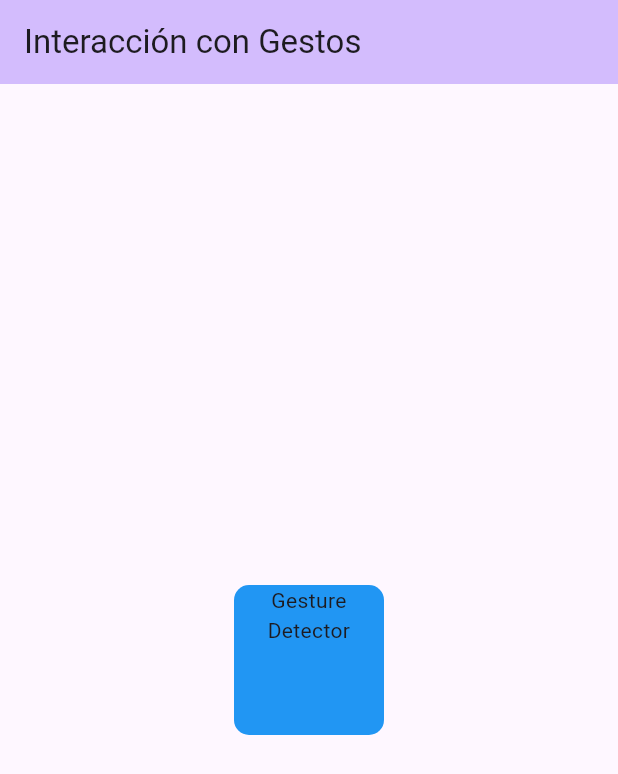
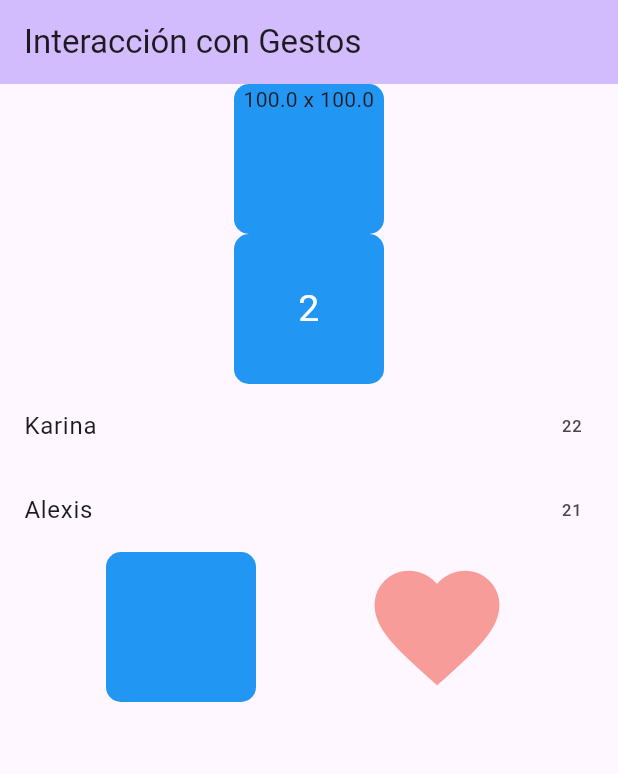
Before and after one commit to j2deme/Flutter-Repos, a Flutter app: the screen it shows after launch, on a phone screen of 412 x 824 dp. Shown: the top 774 px of the screen. Run offline on Flutter 3.47's test engine with Material 3 defaults, Android fonts, the light colour scheme and no system bars; our stand-ins replace community_material_icon.

Commit message:
Añade uso de GestureDetector, Dismissible y widgets de animación

```diff
--- a/interaction_v/lib/main.dart
+++ b/interaction_v/lib/main.dart
@@ -1,3 +1,5 @@
+import 'dart:async';
+
 import 'package:flutter/material.dart';
 
 void main() {
@@ -36,16 +38,32 @@ class _MyHomePageState extends State<MyHomePage> {
   double h = 100;
   double r = 10;
 
+  List<Map<String, dynamic>> alumnos = [
+    {"nombre": "Karina", "edad": 22},
+    {"nombre": "Alexis", "edad": 21},
+    /*{"nombre": "Xally", "edad": 21},
+    {"nombre": "Esteban", "edad": 23},
+    {"nombre": "Mike", "edad": 22},*/
+  ];
+
+  int segundo = 0;
+
   @override
   Widget build(BuildContext context) {
+    Timer.periodic(const Duration(seconds: 1), (timer) {
+      setState(() {
+        segundo = DateTime.now().second;
+      });
+    });
+
     return Scaffold(
       appBar: AppBar(
         backgroundColor: Theme.of(context).colorScheme.inversePrimary,
         title: Text(widget.title),
       ),
       body: Center(
-        child: Column(
-          mainAxisAlignment: MainAxisAlignment.spaceAround,
+        child: ListView(
+          //mainAxisAlignment: MainAxisAlignment.spaceAround,
           children: <Widget>[
             Row(
               mainAxisAlignment: MainAxisAlignment.center,
@@ -58,8 +76,8 @@ class _MyHomePageState extends State<MyHomePage> {
                       color: color,
                       borderRadius: BorderRadius.circular(r),
                     ),
-                      child: const Text(
-                        "Gesture Detector",
+                    child: Text(
+                      "$w x $h",
                       textAlign: TextAlign.center,
                     ),
                   ),
@@ -69,7 +87,99 @@ class _MyHomePageState extends State<MyHomePage> {
                           ? Colors.deepPurple
                           : Colors.blue;
                     });
-                    })
+                  },
+                  onHorizontalDragUpdate: (details) {
+                    setState(() {
+                      //if (w > 30) {
+                      w += details.primaryDelta!;
+                      //}
+                    });
+                  },
+                  onVerticalDragUpdate: (details) {
+                    setState(() {
+                      h += details.primaryDelta!;
+                    });
+                  },
+                  onDoubleTap: () {
+                    setState(() {
+                      w = 100;
+                      h = 100;
+                      color = Colors.blue;
+                    });
+                  },
+                ),
+              ],
+            ),
+            Row(
+              mainAxisAlignment: MainAxisAlignment.center,
+              children: [
+                InkWell(
+                  splashColor: Colors.red,
+                  child: Container(
+                      width: w,
+                      height: h,
+                      decoration: BoxDecoration(
+                        color: color,
+                        borderRadius: BorderRadius.circular(r),
+                      ),
+                      child: Center(
+                        child: Text(alumnos.length.toString(),
+                            textAlign: TextAlign.center,
+                            style: const TextStyle(
+                              color: Colors.white,
+                              fontSize: 25,
+                            )),
+                      )),
+                  onTap: () {
+                    setState(() {
+                      r = (r == 10) ? 50 : 10;
+                    });
+                  },
+                )
+              ],
+            ),
+            for (var alumno in alumnos)
+              Dismissible(
+                key: Key(alumno["nombre"]),
+                child: ListTile(
+                  title: Text(alumno["nombre"]),
+                  trailing: Text(alumno["edad"].toString()),
+                ),
+                onDismissed: (direction) {
+                  setState(() {
+                    alumnos.remove(alumno);
+                  });
+                },
+              ),
+            Row(
+              mainAxisAlignment: MainAxisAlignment.spaceEvenly,
+              children: [
+                AnimatedContainer(
+                  duration: const Duration(milliseconds: 500),
+                  curve: Curves.easeInOut,
+                  width: w,
+                  height: h,
+                  decoration: BoxDecoration(
+                    color: color,
+                    borderRadius: BorderRadius.circular(r),
+                  ),
+                  child: GestureDetector(
+                    onTap: () {
+                      setState(() {
+                        color = Colors.yellow;
+                      });
+                    },
+                  ),
+                ),
+                AnimatedOpacity(
+                  opacity: (segundo % 2 == 0) ? 0.5 : 1.0,
+                  duration: const Duration(milliseconds: 500),
+                  child: const Icon(
+                    Icons.favorite,
+                    color: Colors.red,
+                    size: 100,
+                  ),
+                )
               ],
             )
           ],
```
Lines whose indentation alone changed are shown as unchanged.
